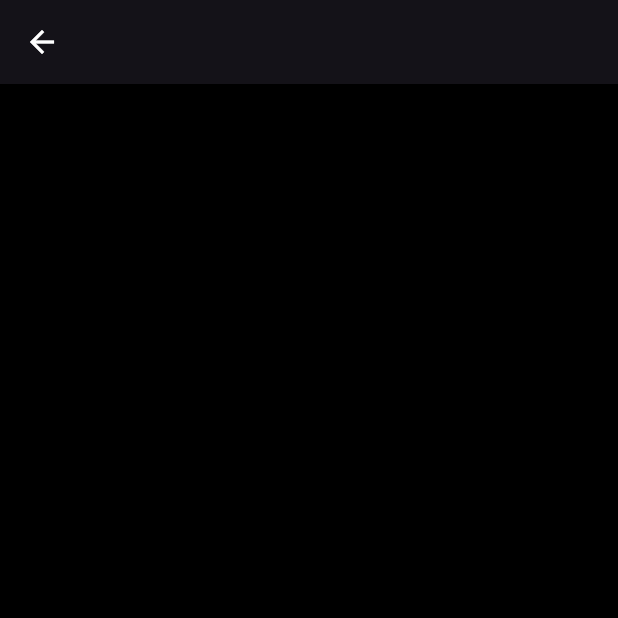
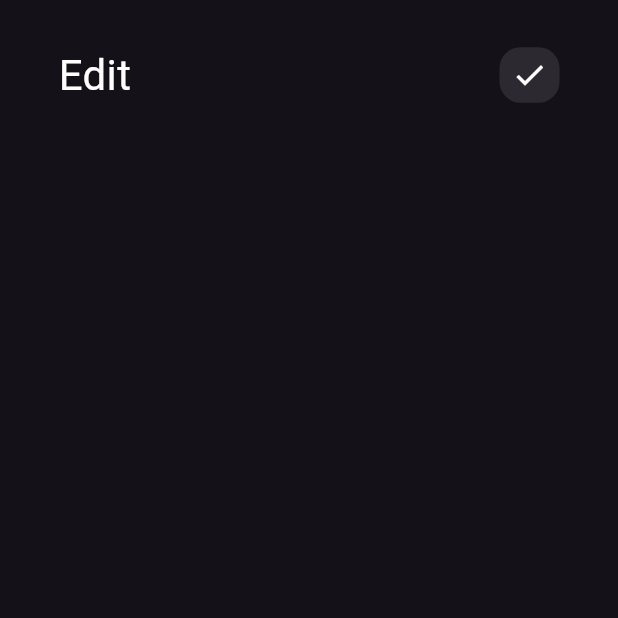
Before and after one commit to Mahmou-d6356567377/Mahmou-d6356567377, a Flutter app: the screen it shows after launch, after a tap on "Flutter tips", on a phone screen of 412 x 824 dp, the top half of it. Run offline on Flutter 3.47's test engine with Material 3 defaults, Android fonts, the phone set to English and light mode, and no system bars.

Commit message:
add custom card to edit view

```diff
--- a/lib/Views/EditNoteView.dart
+++ b/lib/Views/EditNoteView.dart
@@ -1,19 +1,20 @@
 import 'package:flutter/material.dart';
-import 'package:noteapp/Widgets/NotesViewBody.dart';
+import 'package:noteapp/Widgets/CustomAppBar.dart';
 
 class EditNoteView extends StatelessWidget {
   const EditNoteView({super.key});
 
   @override
   Widget build(BuildContext context) {
-    return Scaffold(
-      appBar: AppBar(leading: IconButton(onPressed: (){
-        Navigator.pop(context);
-      }, icon: Icon(Icons.arrow_back,color: Colors.white,)),),
-      body: Container(
-        height: MediaQuery.of(context).size.height,
-        decoration: BoxDecoration(
-          color: Colors.black,
+    return const Scaffold(
+
+      body:Padding(
+        padding:  EdgeInsets.symmetric(horizontal: 24),
+        child: Column(
+          children: [
+          SizedBox(height: 30,),
+            CustomAppBar(title: 'Edit', icon: Icon(Icons.check), Navpop: true,),
+          ],
         ),
       ),
     );
--- a/lib/Views/NotesView.dart
+++ b/lib/Views/NotesView.dart
@@ -14,14 +14,14 @@ class NotesView extends StatelessWidget {
       ),
       debugShowCheckedModeBanner: false,
       home: Scaffold(
-       body: NotesViewBody(),
+       body: const NotesViewBody(),
        floatingActionButton: FloatingActionButton(onPressed: (){
         showModalBottomSheet(
           shape: RoundedRectangleBorder(
             borderRadius: BorderRadius.circular(16),
           ) ,
           context: context, builder: (context){
-          return AddNoteBottomSheet();
+          return const AddNoteBottomSheet();
         });
        },
        child: Icon(Icons.add),
--- a/lib/Widgets/CustomAppBar.dart
+++ b/lib/Widgets/CustomAppBar.dart
@@ -1,20 +1,23 @@
 import 'package:flutter/material.dart';
-import 'package:noteapp/Widgets/CustomSearchIcon.dart';
+import 'package:noteapp/Widgets/CustomIcon.dart';
 
 class CustomAppBar extends StatelessWidget {
-  const CustomAppBar({super.key});
+  const CustomAppBar({super.key , required this.title, required this.icon , this.Navpop=false});
 
+ final bool Navpop;
+ final String title;
+ final Icon icon;
   @override
   Widget build(BuildContext context) {
     return Padding(
       padding: const EdgeInsets.symmetric(horizontal: 15),
       child: Row(
         children: [
-          Text('Notes',style: TextStyle(color: Colors.white,
+          Text(title,style: TextStyle(color: Colors.white,
           fontSize: 28,
            ),),
            Spacer(),
-           CustomSearchIcon(),
+           CustomIcon(icon: icon,Navigatepop: Navpop,),
         ],
       ),
     );
--- /dev/null
+++ b/lib/Widgets/CustomIcon.dart
@@ -0,0 +1,28 @@
+import 'package:flutter/material.dart';
+
+class CustomIcon extends StatelessWidget {
+  const CustomIcon({super.key , required this.icon , this.Navigatepop =false });
+  final Icon icon;
+   final  bool Navigatepop;
+  @override
+  Widget build(BuildContext context) {
+    return GestureDetector(
+      onTap: (){
+        if(Navigatepop){
+          Navigator.pop(context);
+        }
+      },
+      child: Container(
+        height: 37 ,
+        width: 40,
+        decoration: BoxDecoration(
+          borderRadius: BorderRadius.circular(14),
+          color: Colors.white.withOpacity(.1),
+        ),
+        child: Center(
+          child: icon,
+        ),
+      ),
+    );
+  }
+}
--- a/lib/Widgets/CustomSearchIcon.dart
+++ /dev/null
@@ -1,20 +0,0 @@
-import 'package:flutter/material.dart';
-
-class CustomSearchIcon extends StatelessWidget {
-  const CustomSearchIcon({super.key});
-
-  @override
-  Widget build(BuildContext context) {
-    return Container(
-      height: 46,
-      width: 46,
-      decoration: BoxDecoration(
-        borderRadius: BorderRadius.circular(14),
-        color: Colors.white.withOpacity(.1),
-      ),
-      child: Center(
-        child: Icon(Icons.search,size: 28,),
-      ),
-    );
-  }
-}
--- a/lib/Widgets/NotesViewBody.dart
+++ b/lib/Widgets/NotesViewBody.dart
@@ -7,10 +7,10 @@ class NotesViewBody extends StatelessWidget {
   const NotesViewBody({super.key});
   @override
   Widget build(BuildContext context) {
-    return Column(
+    return const Column(
       children: [
-        SizedBox(height: 10,),
-        CustomAppBar(),
+        SizedBox(height: 20,),
+        CustomAppBar(title: 'Note', icon: Icon(Icons.search),),
            Expanded(
              child: NoteListView(),
            ),
```
